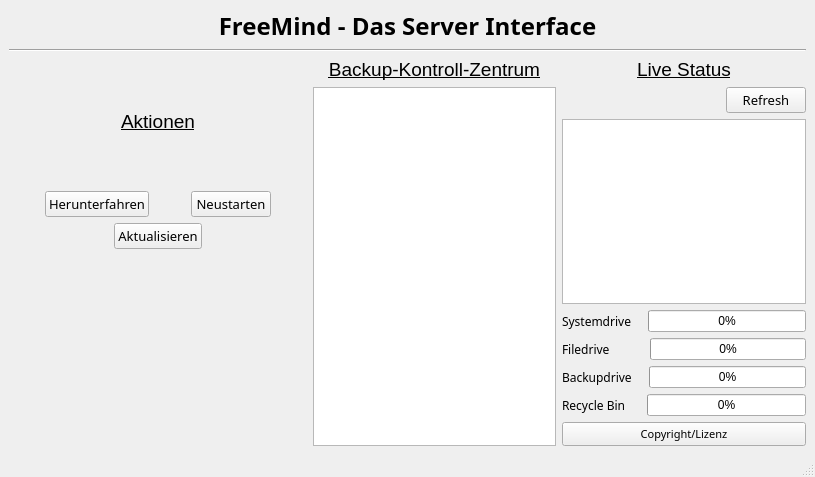
Qt form client/GUI/First_graphical_User_Interface.ui (technikamateur/FreeMind) before a commit.
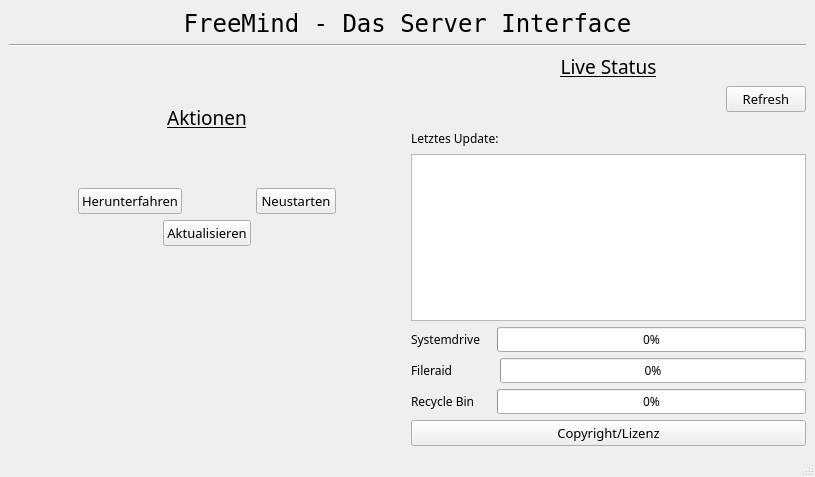
The same form after that commit. Icons and pictures are not drawn.

```diff
--- a/client/GUI/First_graphical_User_Interface.ui
+++ b/client/GUI/First_graphical_User_Interface.ui
@@ -31,52 +31,20 @@
   </property>
   <widget class="QWidget" name="centralwidget">
    <layout class="QGridLayout" name="gridLayout">
-    <item row="1" column="0" colspan="3">
+    <item row="1" column="0" colspan="2">
      <widget class="Line" name="line">
       <property name="orientation">
        <enum>Qt::Horizontal</enum>
       </property>
      </widget>
     </item>
-    <item row="4" column="1" rowspan="2">
-     <layout class="QVBoxLayout" name="verticalLayout_4">
-      <property name="bottomMargin">
-       <number>0</number>
-      </property>
-      <item>
-       <widget class="QLabel" name="label_backup">
-        <property name="font">
-         <font>
-          <family>MS Shell Dlg 2</family>
-          <pointsize>14</pointsize>
-          <weight>50</weight>
-          <bold>false</bold>
-          <underline>true</underline>
-         </font>
-        </property>
-        <property name="text">
-         <string>Backup-Kontroll-Zentrum</string>
-        </property>
-        <property name="alignment">
-         <set>Qt::AlignCenter</set>
-        </property>
-        <property name="margin">
-         <number>5</number>
-        </property>
-       </widget>
-      </item>
-      <item>
-       <widget class="QTextBrowser" name="textBrowser_3"/>
-      </item>
-     </layout>
-    </item>
     <item row="4" column="0">
      <layout class="QVBoxLayout" name="verticalLayout">
       <item>
        <widget class="QLabel" name="label_aktion">
         <property name="font">
          <font>
-          <family>MS Shell Dlg 2</family>
+          <family>MS Reference Sans Serif</family>
           <pointsize>14</pointsize>
           <weight>50</weight>
           <bold>false</bold>
@@ -214,13 +182,13 @@
       </item>
      </layout>
     </item>
-    <item row="4" column="2" rowspan="2">
+    <item row="4" column="1" rowspan="2">
      <layout class="QVBoxLayout" name="verticalLayout_3">
       <item>
        <widget class="QLabel" name="label_live">
         <property name="font">
          <font>
-          <family>MS Shell Dlg 2</family>
+          <family>MS Reference Sans Serif</family>
           <pointsize>14</pointsize>
           <weight>50</weight>
           <bold>false</bold>
@@ -271,6 +239,42 @@
         </item>
        </layout>
       </item>
+      <item>
+       <layout class="QHBoxLayout" name="horizontalLayout_6">
+        <property name="topMargin">
+         <number>10</number>
+        </property>
+        <property name="rightMargin">
+         <number>0</number>
+        </property>
+        <item>
+         <widget class="QLabel" name="label_lastupdate">
+          <property name="font">
+           <font>
+            <family>MS Reference Sans Serif</family>
+            <pointsize>9</pointsize>
+           </font>
+          </property>
+          <property name="text">
+           <string>Letztes Update:</string>
+          </property>
+         </widget>
+        </item>
+        <item>
+         <spacer name="horizontalSpacer_9">
+          <property name="orientation">
+           <enum>Qt::Horizontal</enum>
+          </property>
+          <property name="sizeHint" stdset="0">
+           <size>
+            <width>40</width>
+            <height>20</height>
+           </size>
+          </property>
+         </spacer>
+        </item>
+       </layout>
+      </item>
       <item>
        <widget class="QTextBrowser" name="textBrowser">
         <property name="font">
@@ -291,6 +295,7 @@
           <property name="font">
            <font>
             <family>MS Reference Sans Serif</family>
+            <pointsize>9</pointsize>
            </font>
           </property>
           <property name="text">
@@ -316,6 +321,12 @@
         </item>
         <item>
          <widget class="QProgressBar" name="bar_mem_systemdrive">
+          <property name="font">
+           <font>
+            <family>MS Reference Sans Serif</family>
+            <pointsize>9</pointsize>
+           </font>
+          </property>
           <property name="value">
            <number>0</number>
           </property>
@@ -333,10 +344,11 @@
           <property name="font">
            <font>
             <family>MS Reference Sans Serif</family>
+            <pointsize>9</pointsize>
            </font>
           </property>
           <property name="text">
-           <string>Filedrive</string>
+           <string>Fileraid</string>
           </property>
          </widget>
         </item>
@@ -350,7 +362,7 @@
           </property>
           <property name="sizeHint" stdset="0">
            <size>
-            <width>34</width>
+            <width>41</width>
             <height>20</height>
            </size>
           </property>
@@ -358,48 +370,12 @@
         </item>
         <item>
          <widget class="QProgressBar" name="bar_mem_filedrive">
-          <property name="value">
-           <number>0</number>
-          </property>
-         </widget>
-        </item>
-       </layout>
-      </item>
-      <item>
-       <layout class="QHBoxLayout" name="horizontalLayout_6">
-        <property name="bottomMargin">
-         <number>0</number>
-        </property>
-        <item>
-         <widget class="QLabel" name="label_backupdrive">
           <property name="font">
            <font>
             <family>MS Reference Sans Serif</family>
+            <pointsize>9</pointsize>
            </font>
           </property>
-          <property name="text">
-           <string>Backupdrive</string>
-          </property>
-         </widget>
-        </item>
-        <item>
-         <spacer name="horizontalSpacer_9">
-          <property name="orientation">
-           <enum>Qt::Horizontal</enum>
-          </property>
-          <property name="sizeType">
-           <enum>QSizePolicy::Fixed</enum>
-          </property>
-          <property name="sizeHint" stdset="0">
-           <size>
-            <width>11</width>
-            <height>20</height>
-           </size>
-          </property>
-         </spacer>
-        </item>
-        <item>
-         <widget class="QProgressBar" name="bar_mem_backupdrive">
           <property name="value">
            <number>0</number>
           </property>
@@ -417,6 +393,7 @@
           <property name="font">
            <font>
             <family>MS Reference Sans Serif</family>
+            <pointsize>9</pointsize>
            </font>
           </property>
           <property name="text">
@@ -434,7 +411,7 @@
           </property>
           <property name="sizeHint" stdset="0">
            <size>
-            <width>15</width>
+            <width>16</width>
             <height>20</height>
            </size>
           </property>
@@ -442,6 +419,12 @@
         </item>
         <item>
          <widget class="QProgressBar" name="bar_mem_recycledrive">
+          <property name="font">
+           <font>
+            <family>MS Reference Sans Serif</family>
+            <pointsize>9</pointsize>
+           </font>
+          </property>
           <property name="value">
            <number>0</number>
           </property>
@@ -454,7 +437,7 @@
         <property name="font">
          <font>
           <family>MS Reference Sans Serif</family>
-          <pointsize>8</pointsize>
+          <pointsize>10</pointsize>
          </font>
         </property>
         <property name="text">
@@ -467,14 +450,14 @@
       </item>
      </layout>
     </item>
-    <item row="0" column="0" colspan="3">
+    <item row="0" column="0" colspan="2">
      <widget class="QLabel" name="label_title">
       <property name="font">
        <font>
-        <family>MS Reference Sans Serif</family>
+        <family>DejaVu Sans Mono</family>
         <pointsize>18</pointsize>
-        <weight>75</weight>
-        <bold>true</bold>
+        <weight>50</weight>
+        <bold>false</bold>
         <underline>false</underline>
        </font>
       </property>
```
Left out of the diff: 4 changed lines with no effect on the pictures.
